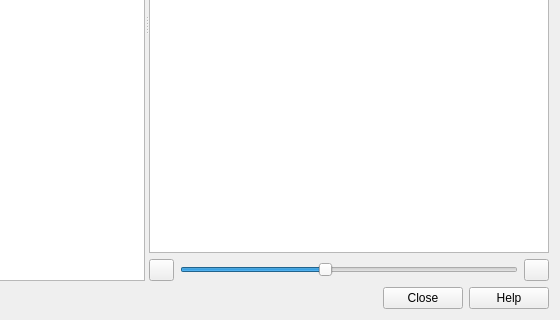
Old version of the form ui/LibraryManager.ui in the repository KDE/kxstitch; both pictures show x 96 to 656 and y 245 to 565 of the 656 by 565 pixel window.
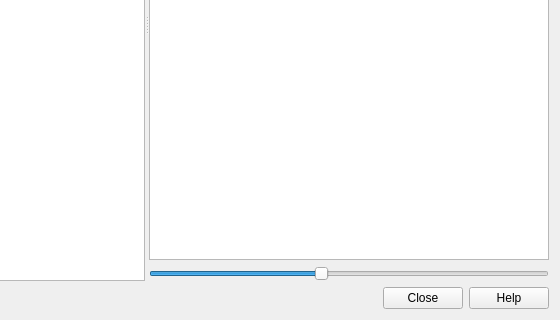
New version of the form. Custom widgets are drawn as their Qt base class.

Commit message:
Fixes to the pattern library manager
Correctly read and write libraries
Allow drag and drop from one library to another
Remove icon zoom buttons.
Improved information and error messages

```diff
--- a/ui/LibraryManager.ui
+++ b/ui/LibraryManager.ui
@@ -85,25 +85,6 @@
        </item>
        <item>
         <layout class="QHBoxLayout" name="horizontalLayout">
-         <item>
-          <widget class="QPushButton" name="ZoomOut">
-           <property name="sizePolicy">
-            <sizepolicy hsizetype="Fixed" vsizetype="Fixed">
-             <horstretch>0</horstretch>
-             <verstretch>0</verstretch>
-            </sizepolicy>
-           </property>
-           <property name="maximumSize">
-            <size>
-             <width>25</width>
-             <height>23</height>
-            </size>
-           </property>
-           <property name="text">
-            <string notr="true"/>
-           </property>
-          </widget>
-         </item>
          <item>
           <widget class="QSlider" name="IconSizeSlider">
            <property name="minimum">
@@ -129,25 +110,6 @@
            </property>
           </widget>
          </item>
-         <item>
-          <widget class="QPushButton" name="ZoomIn">
-           <property name="sizePolicy">
-            <sizepolicy hsizetype="Fixed" vsizetype="Fixed">
-             <horstretch>0</horstretch>
-             <verstretch>0</verstretch>
-            </sizepolicy>
-           </property>
-           <property name="maximumSize">
-            <size>
-             <width>25</width>
-             <height>23</height>
-            </size>
-           </property>
-           <property name="text">
-            <string notr="true"/>
-           </property>
-          </widget>
-         </item>
         </layout>
        </item>
       </layout>
```
Left out of the diff: 38 changed lines with no effect on the pictures. The commit also changes 4 other files.
